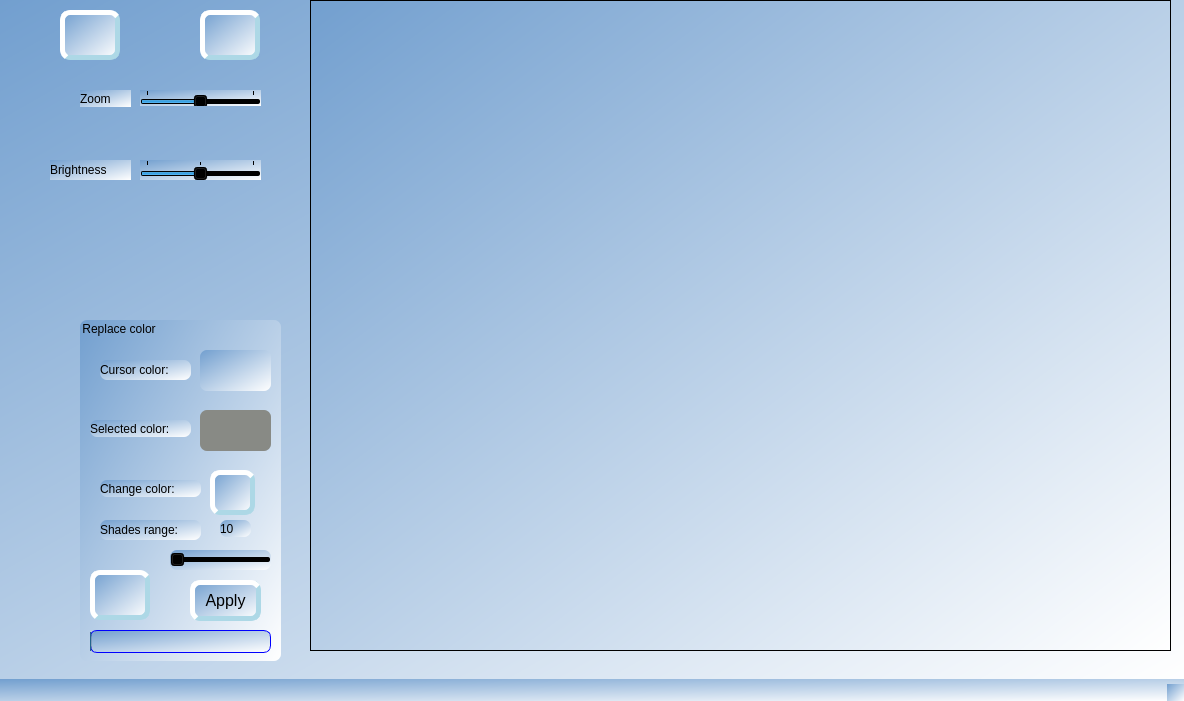
The window that mainwindow.ui (denis-yevd/QtCreator) describes before a commit, drawn with Qt 5.
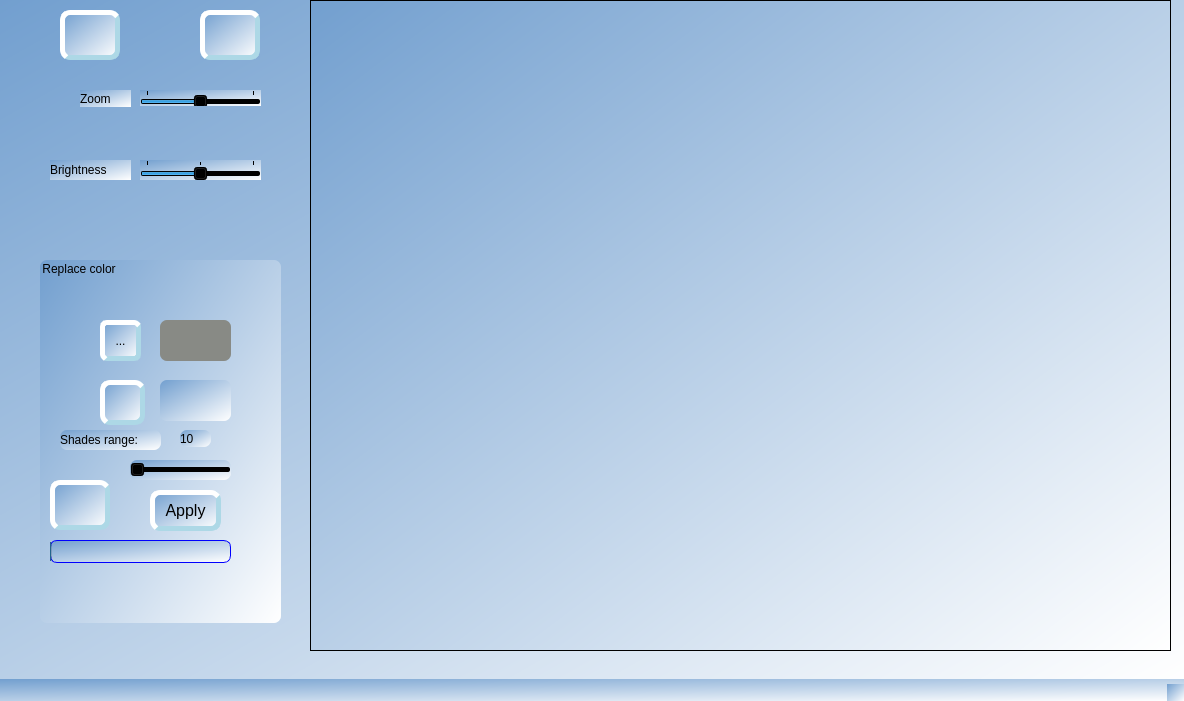
The same window after the commit. Icons and pictures are not drawn.

Commit message: Redone. pipette, background, painting.

Patch:
```diff
--- a/mainwindow.ui
+++ b/mainwindow.ui
@@ -190,25 +190,34 @@
     </property>
    </widget>
    <widget class="QGroupBox" name="groupBox">
+    <property name="enabled">
+     <bool>true</bool>
+    </property>
     <property name="geometry">
      <rect>
-      <x>80</x>
-      <y>320</y>
-      <width>201</width>
-      <height>341</height>
+      <x>40</x>
+      <y>260</y>
+      <width>241</width>
+      <height>363</height>
      </rect>
     </property>
+    <property name="autoFillBackground">
+     <bool>false</bool>
+    </property>
     <property name="styleSheet">
      <string notr="true">border-radius:7px;</string>
     </property>
     <property name="title">
-     <string>Replace color</string>
+     <string notr="true">Replace color</string>
+    </property>
+    <property name="flat">
+     <bool>false</bool>
     </property>
     <widget class="QProgressBar" name="progressBar">
      <property name="geometry">
       <rect>
        <x>10</x>
-       <y>310</y>
+       <y>280</y>
        <width>181</width>
        <height>23</height>
       </rect>
@@ -229,24 +238,11 @@
       <bool>false</bool>
      </property>
     </widget>
-    <widget class="QLabel" name="label">
-     <property name="geometry">
-      <rect>
-       <x>10</x>
-       <y>100</y>
-       <width>101</width>
-       <height>17</height>
-      </rect>
-     </property>
-     <property name="text">
-      <string>Selected color:</string>
-     </property>
-    </widget>
     <widget class="QPushButton" name="pushButton_2">
      <property name="geometry">
       <rect>
-       <x>130</x>
-       <y>150</y>
+       <x>60</x>
+       <y>120</y>
        <width>45</width>
        <height>45</height>
       </rect>
@@ -289,7 +285,7 @@
      <property name="geometry">
       <rect>
        <x>110</x>
-       <y>260</y>
+       <y>230</y>
        <width>71</width>
        <height>41</height>
       </rect>
@@ -313,7 +309,7 @@
      <property name="geometry">
       <rect>
        <x>120</x>
-       <y>90</y>
+       <y>60</y>
        <width>71</width>
        <height>41</height>
       </rect>
@@ -322,47 +318,11 @@
       <string notr="true">background-color: rgb(136, 138, 133);</string>
      </property>
     </widget>
-    <widget class="QLabel" name="changedColor">
-     <property name="geometry">
-      <rect>
-       <x>20</x>
-       <y>160</y>
-       <width>101</width>
-       <height>17</height>
-      </rect>
-     </property>
-     <property name="text">
-      <string>Change color:</string>
-     </property>
-    </widget>
-    <widget class="QGraphicsView" name="cursorColor">
-     <property name="geometry">
-      <rect>
-       <x>120</x>
-       <y>30</y>
-       <width>71</width>
-       <height>41</height>
-      </rect>
-     </property>
-    </widget>
-    <widget class="QLabel" name="label_3">
-     <property name="geometry">
-      <rect>
-       <x>20</x>
-       <y>40</y>
-       <width>91</width>
-       <height>20</height>
-      </rect>
-     </property>
-     <property name="text">
-      <string>Cursor color:</string>
-     </property>
-    </widget>
     <widget class="QLabel" name="label_4">
      <property name="geometry">
       <rect>
        <x>20</x>
-       <y>200</y>
+       <y>170</y>
        <width>101</width>
        <height>20</height>
       </rect>
@@ -375,7 +335,7 @@
      <property name="geometry">
       <rect>
        <x>90</x>
-       <y>230</y>
+       <y>200</y>
        <width>101</width>
        <height>20</height>
       </rect>
@@ -415,7 +375,7 @@
      <property name="geometry">
       <rect>
        <x>140</x>
-       <y>200</y>
+       <y>170</y>
        <width>31</width>
        <height>17</height>
       </rect>
@@ -428,7 +388,7 @@
      <property name="geometry">
       <rect>
        <x>10</x>
-       <y>250</y>
+       <y>220</y>
        <width>60</width>
        <height>50</height>
       </rect>
@@ -453,6 +413,62 @@
       <string/>
      </property>
     </widget>
+    <widget class="QToolButton" name="toolButton_Pipette">
+     <property name="geometry">
+      <rect>
+       <x>60</x>
+       <y>60</y>
+       <width>41</width>
+       <height>41</height>
+      </rect>
+     </property>
+     <property name="styleSheet">
+      <string notr="true">#toolButton_Pipette{
+border: 5px solid lightblue;
+border-style:outset;
+}
+
+#toolButton_Pipette:checked{
+border-style:inset;
+	background-color: rgb(114, 159, 207);
+}</string>
+     </property>
+     <property name="text">
+      <string>...</string>
+     </property>
+     <property name="icon">
+      <iconset resource="resource.qrc">
+       <normaloff>:/res/Icons/pipette.png</normaloff>:/res/Icons/pipette.png</iconset>
+     </property>
+     <property name="iconSize">
+      <size>
+       <width>30</width>
+       <height>30</height>
+      </size>
+     </property>
+     <property name="checkable">
+      <bool>true</bool>
+     </property>
+     <property name="checked">
+      <bool>false</bool>
+     </property>
+    </widget>
+    <widget class="QFrame" name="frame_ForReplace">
+     <property name="geometry">
+      <rect>
+       <x>120</x>
+       <y>120</y>
+       <width>71</width>
+       <height>41</height>
+      </rect>
+     </property>
+     <property name="frameShape">
+      <enum>QFrame::StyledPanel</enum>
+     </property>
+     <property name="frameShadow">
+      <enum>QFrame::Raised</enum>
+     </property>
+    </widget>
    </widget>
    <widget class="QSlider" name="Slider_darker">
     <property name="geometry">
```
Left out of the diff: 10 changed lines with no effect on the pictures. The commit also changes 6 other files.
